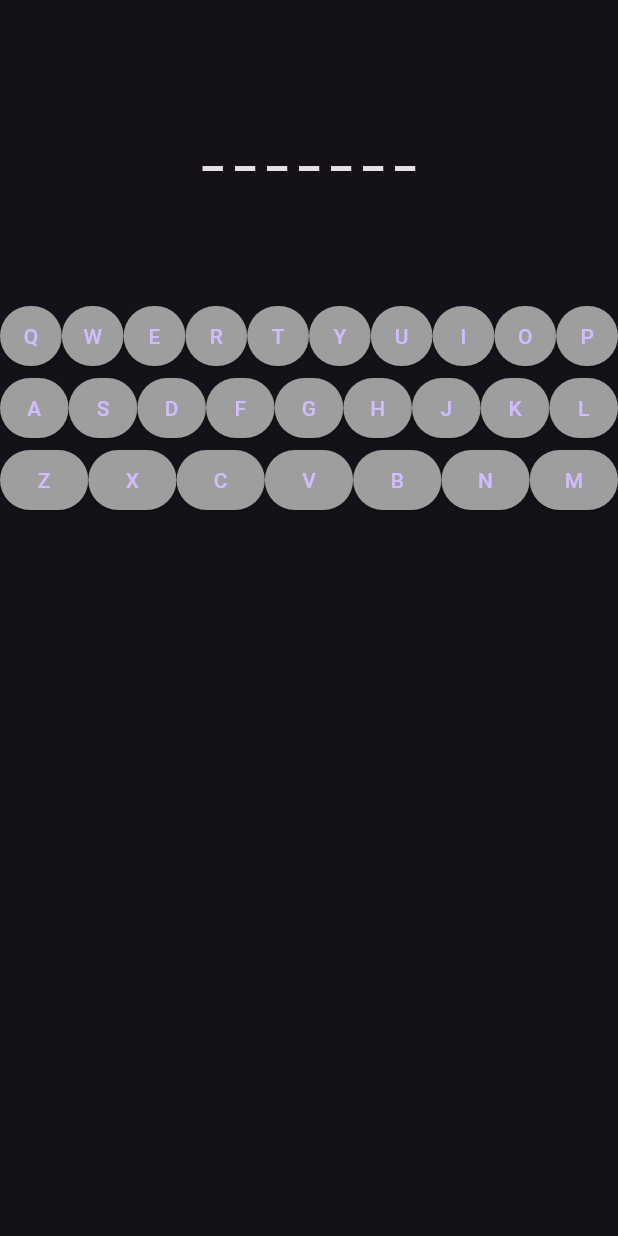
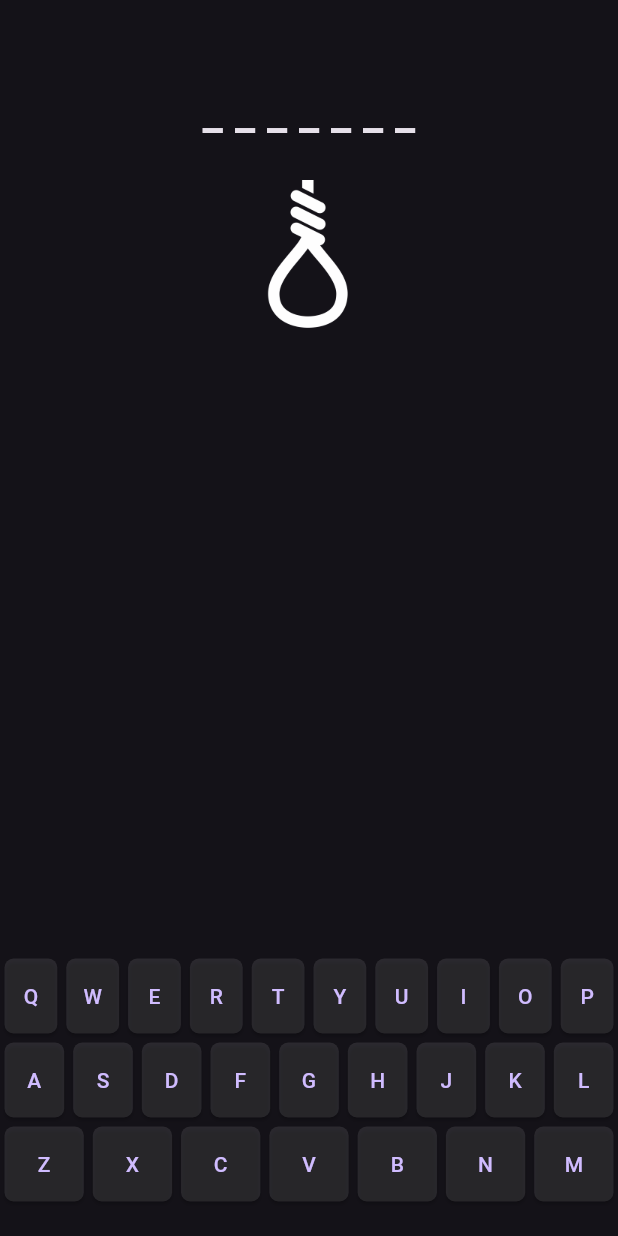
Before and after one commit to edvaldatli/hangman_app, a Flutter app: the screen it shows after launch, after a tap on "Start!", on a phone screen of 412 x 824 dp. Run offline on Flutter 3.47's test engine with Material 2 defaults, Android fonts, the phone set to English and light mode, and no system bars.

Commit message:
keyboard update, started hangmanFigure

```diff
--- a/hangman_app/lib/views/hangman.dart
+++ b/hangman_app/lib/views/hangman.dart
@@ -7,6 +7,7 @@ import 'package:hangman_app/models/difficulties_model.dart';
 import 'package:hangman_app/models/words_model.dart';
 import 'package:hangman_app/widgets/hangman/game_display.dart';
 import 'package:hangman_app/widgets/hangman/game_logic.dart';
+import 'package:hangman_app/widgets/hangman/hangmanFigure.dart';
 
 class HangmanView extends StatefulWidget {
   final Language language;
@@ -31,15 +32,13 @@ class _HangmanViewState extends State<HangmanView> {
     super.initState();
   }
 
-  void handleKeyPress(String key) {
+  bool handleKeyPress(String key) {
     bool correct;
-    print('Pressed: $key');
-    correct = isCorrect(key);
+    correct = gameLogic.guessLetter(key);
     setState(() {
       displayWord = gameLogic.getDisplayWord();
     });
-    print('hangman.dart');
-    print(correct);
+    return correct;
   }
 
   bool isCorrect(String key){
@@ -51,11 +50,20 @@ class _HangmanViewState extends State<HangmanView> {
     return Scaffold(
       body: Column(
         children: [
-          GameDisplay(displayWord: displayWord),
+          Expanded(
+            child: Column(
+              children: [
+                GameDisplay(displayWord: displayWord),
+                HangmanFigure(lives: 0),
+              ],
+            )),
+
+
           OnScreenKeyboard(
               language: widget.language.name,
               onKeyPress: handleKeyPress,
-          )
+          ),
+          SizedBox(height: 20,)
         ],
       ),
     );
--- a/hangman_app/lib/widgets/hangman/game_display.dart
+++ b/hangman_app/lib/widgets/hangman/game_display.dart
@@ -8,7 +8,8 @@ class GameDisplay extends StatelessWidget {
   @override
   Widget build(BuildContext context) {
     return Container(
-      height: 200,
+      margin: EdgeInsets.fromLTRB(0, 50, 0, 20),
+      height: 50,
       alignment: Alignment.center,
       child: Text(
         displayWord,
--- a/hangman_app/lib/widgets/hangman/game_logic.dart
+++ b/hangman_app/lib/widgets/hangman/game_logic.dart
@@ -1,6 +1,8 @@
 import 'package:hangman_app/models/difficulties_model.dart';
 
 class GameLogic {
+  int lives = 7;
+
   late List<String> gameWord;
   late Set<String> guessedLetters;
   late List<String> displayWord;
@@ -21,7 +23,7 @@ class GameLogic {
 
     for (int i = 0; i < gameWord.length; i++) {
       if (lowerGuessedLetter == gameWord[i].toLowerCase()) {
-        displayWord[i] = gameWord[i];
+        displayWord[i] = gameWord[i].toUpperCase();
         isCorrect = true;
       }
     }
--- a/hangman_app/lib/widgets/hangman/hangmanFigure.dart
+++ b/hangman_app/lib/widgets/hangman/hangmanFigure.dart
@@ -0,0 +1,75 @@
+import 'package:flutter/material.dart';
+
+class HangmanFigure extends StatelessWidget {
+  final int lives;
+
+  HangmanFigure({super.key, required this.lives});
+
+  @override
+  Widget build(BuildContext context) {
+    Widget hangknot(){
+      return Image.asset('assets/images/hangknot.png', height: 100, color: Colors.white,);
+    }
+    List<Widget> bodyParts = [hangknot()];
+    return bodyParts[0];
+
+/*
+
+    for (int i = 0; i < lives; i++) {
+      Widget part;
+      switch (i) {
+        case 0:
+          part = _buildHead();
+          break;
+        case 1:
+          part = _buildBody();
+          break;
+        case 2:
+          part = _buildLeftArm();
+          break;
+        case 3:
+          part = _buildRightArm();
+          break;
+        case 4:
+          part = _buildLeftLeg();
+          break;
+        case 5:
+          part = _buildRightLeg();
+          break;
+
+        default:
+          part = Container();
+      }
+      bodyParts.add(part);
+    }
+
+    return Column(
+      children: bodyParts,
+    );
+  }
+/*
+  Widget _buildHead() {
+
+  }
+
+  Widget _buildBody() {
+    // Build and return the body widget
+  }
+
+  Widget _buildLeftArm(){
+
+  }
+
+  Widget _buildRightArm(){
+
+  }
+
+  Widget _buildRightLeg(){
+
+  }
+
+  Widget _buildLeftLeg(){
+
+  }*/*/
+}
+}
--- a/hangman_app/lib/widgets/hangman/keyboard.dart
+++ b/hangman_app/lib/widgets/hangman/keyboard.dart
@@ -10,12 +10,15 @@ final Map<String, List<List<String>>> keyboardLayouts = {
       ['Q', 'W', 'E', 'R', 'T', 'Y', 'U', 'I', 'O', 'P', 'Ð'],
       ['A', 'S', 'D', 'F', 'G', 'H', 'J', 'K', 'L', 'Æ'],
       ['Z', 'X', 'C', 'V', 'B', 'N', 'M', 'Þ']
+    ],
+    'IcelandicExtra':[
+      ['É', 'Ý', 'Ú', 'Í', 'Ó', 'Á'],
     ]
   };
 
 class OnScreenKeyboard extends StatefulWidget {
   final String language;
-  final Function(String key) onKeyPress;
+  final bool Function(String key) onKeyPress;
 
   OnScreenKeyboard({Key? key, required this.language, required this.onKeyPress})
       : super(key: key);
@@ -25,35 +28,34 @@ class OnScreenKeyboard extends StatefulWidget {
 }
 
 class OnScreenKeyboardState extends State<OnScreenKeyboard> {
-  // A map to keep track of key colors
   Map<String, Color> keyColors = {};
 
-  void _handleKeyPress(String key) {
-    bool isCorrect = widget.onKeyPress(key);
+  bool handleKeyPress(String key) {
+    bool isCorrect = widget.onKeyPress.call(key);
     setState(() {
       keyColors[key] = isCorrect ? Colors.green : Colors.red;
     });
-    print('test');
+    return isCorrect;
   }
+
+  // !TODO SWITCH TO EXTRA CHARACTERS KEYBOARD
 
   @override
   Widget build(BuildContext context) {
     var layout = keyboardLayouts[widget.language];
 
-    // Build the keyboard layout
     return layout != null
         ? Column(
             children: layout.map((row) {
               return Row(
                 mainAxisAlignment: MainAxisAlignment.spaceAround,
                 children: row.map((key) {
-                  // Get the color for the current key, defaulting to grey if not yet pressed
                   return Flexible(
                     child: Container(
                       child: KeyboardKey(
                         singleKey: key,
-                        color: keyColors[key] ?? Colors.grey,
-                        onKeyPress: _handleKeyPress,
+                        color: keyColors[key] ?? Colors.white10,
+                        onKeyPress: handleKeyPress,
                       ),
                     ),
                   );
@@ -61,7 +63,7 @@ class OnScreenKeyboardState extends State<OnScreenKeyboard> {
               );
             }).toList(),
           )
-        : Container(); // Return an empty container if the layout is not found
+        : Container();
   }
 }
 
@@ -79,15 +81,23 @@ class KeyboardKey extends StatelessWidget {
 
   @override
   Widget build(BuildContext context) {
-    return ElevatedButton(
+    return Padding(
+      padding: const EdgeInsets.fromLTRB(3, 3, 3, 3),
+      child: ElevatedButton(
         onPressed: () {
           onKeyPress(singleKey);
         },
         style: ButtonStyle(
-        padding: MaterialStatePropertyAll(EdgeInsets.symmetric(horizontal: 0)),
+          padding: MaterialStatePropertyAll(EdgeInsets.symmetric(horizontal: 0, vertical: 15)),
           backgroundColor: MaterialStatePropertyAll(color),
+          shape: MaterialStatePropertyAll(
+            RoundedRectangleBorder(
+              borderRadius: BorderRadius.circular(6),
+            ),
+          ),
         ),
         child: Text(singleKey),
+      ),
     );
   }
 }
```
Also changed, not shown: hangman_app/lib/models/words_model.dart (+125 -0 lines), hangman_app/assets/images/hangknot.png (added). Lines whose indentation alone changed are shown as unchanged.
